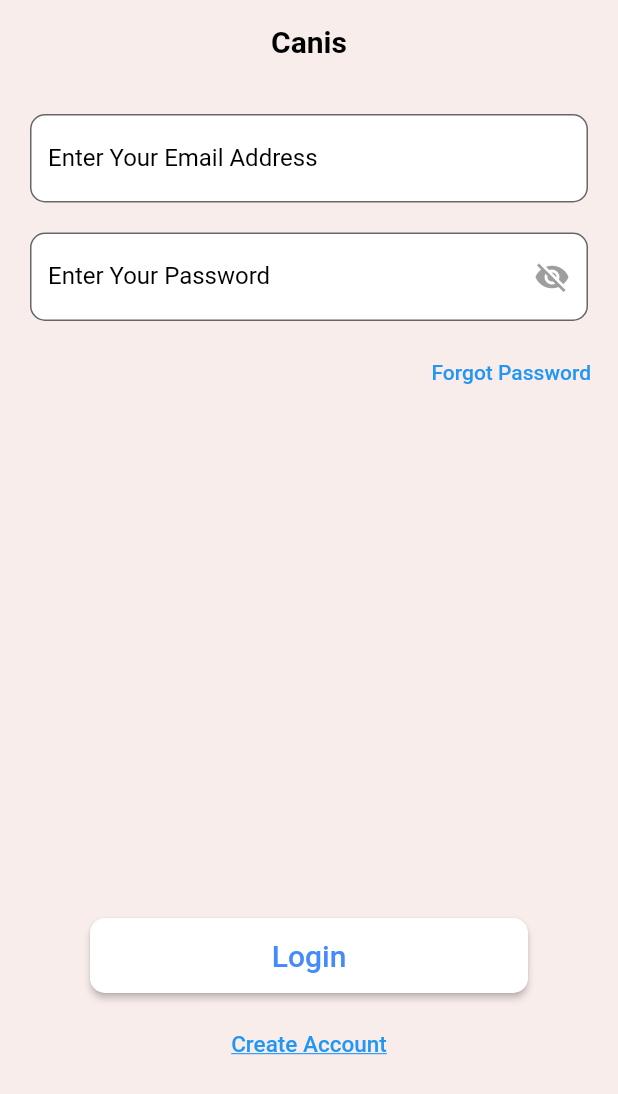
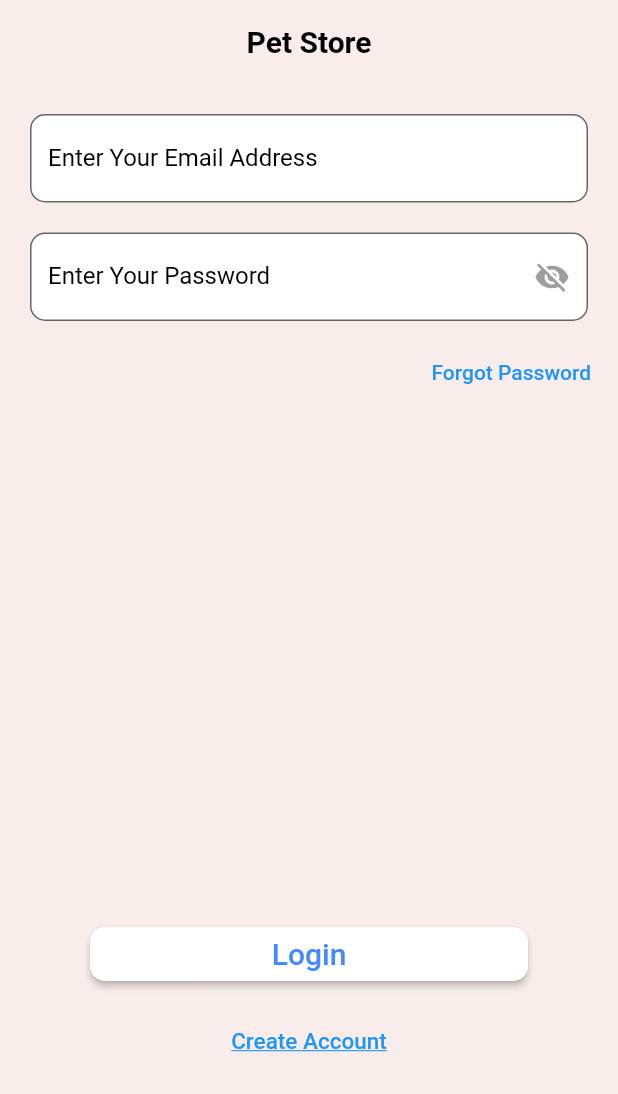
Before and after one commit to ahmedrizvi/capr_petsforsale, a Flutter app: the screen it shows after launch, on a phone screen of 412 x 824 dp. Shown: the top 1094 px of the screen. Run offline on Flutter 3.47's test engine with Material 2 defaults, Android fonts, the phone set to English and light mode, and no system bars; our stand-ins replace cached_network_image, cloud_firestore, firebase_auth, firebase_core, firebase_storage, image_picker and 1 more; accounts and stored records are empty.

Commit message:
login UI update

```diff
--- a/lib/login.dart
+++ b/lib/login.dart
@@ -9,7 +9,7 @@ void main() => runApp(const Login());
 class Login extends StatelessWidget {
   const Login({Key? key}) : super(key: key);
 
-  static const String _title = 'Canis';
+  static const String _title = 'Pet Store';
   final appbarcl = const Color(0xFFF8EDEB);
 
   @override
@@ -24,7 +24,7 @@ class Login extends StatelessWidget {
             elevation: 0,
             centerTitle: true,
             title: const Text(
-              "Canis",
+              "Pet Store",
               style:
                   TextStyle(color: Colors.black, fontWeight: FontWeight.bold),
             )),
@@ -126,7 +126,7 @@ class _MyStatefulWidgetState extends State<login> {
               },
             ),
             Container(
-                height: 400,
+             //   height: 400,
                 padding: const EdgeInsets.fromLTRB(50, 340, 50, 10),
                 child: ElevatedButton(
                   style: ElevatedButton.styleFrom(primary: Colors.white,
```
